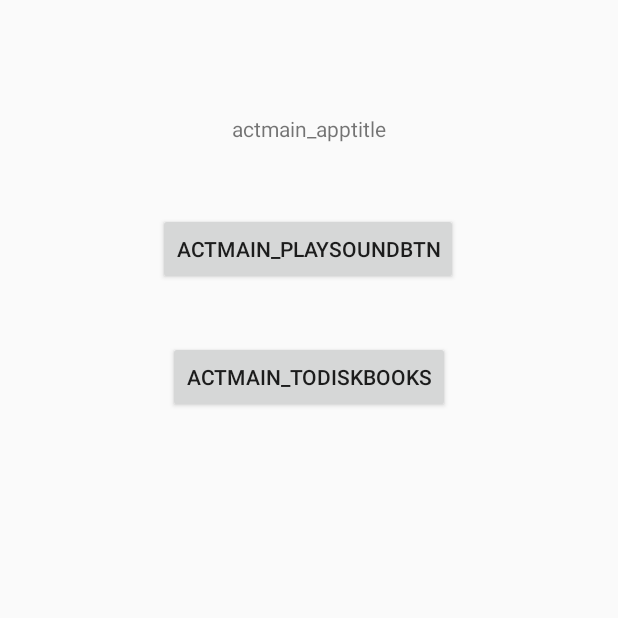
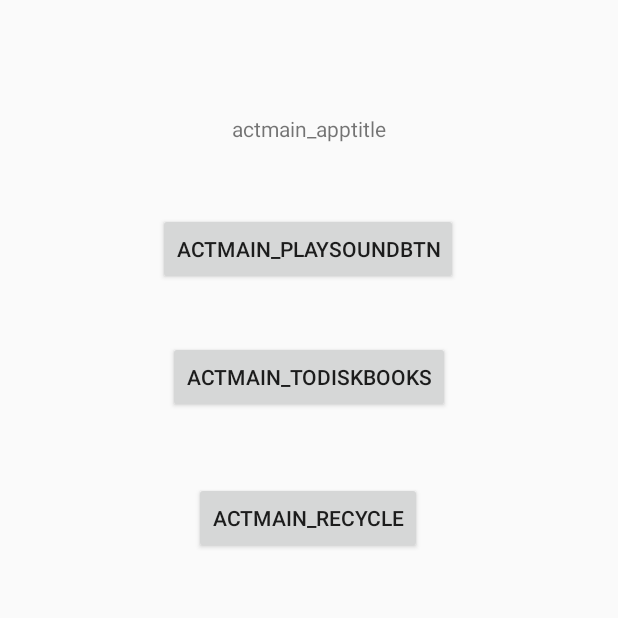
Before and after one commit to Weiqifan1/JonasChrTest_002, an Android app: the screen it shows after launch (MainActivity), on a phone screen of 412 x 824 dp, the top half of it. Run offline under Robolectric (Android 15) with nearby library versions, the light colour scheme and no system bars.

Commit message:
ny side til recycle view

```diff
--- a/app/src/main/AndroidManifest.xml
+++ b/app/src/main/AndroidManifest.xml
@@ -30,6 +30,9 @@
         <activity
                 android:name=".DiskBooks">
         </activity>
+        <activity
+                android:name=".RecycleBooks">
+        </activity>
 
     </application>
 
--- a/app/src/main/java/com/example/jonaschrtest_002/MainActivity.kt
+++ b/app/src/main/java/com/example/jonaschrtest_002/MainActivity.kt
@@ -29,7 +29,9 @@ class MainActivity : Activity() {
             startActivity(Intent(this, DiskBooks::class.java))
         }
 
-
+        actmain_recycle.setOnClickListener{
+            startActivity(Intent(this, RecycleBooks::class.java))
+        }
 
     }
 
--- a/app/src/main/res/layout/activity_main.xml
+++ b/app/src/main/res/layout/activity_main.xml
@@ -42,4 +42,14 @@
             app:layout_constraintBottom_toBottomOf="parent" app:layout_constraintVertical_bias="0.051"
             android:layout_marginStart="8dp" app:layout_constraintStart_toStartOf="parent"
             android:layout_marginEnd="8dp" app:layout_constraintEnd_toEndOf="parent"/>
+    <Button
+            android:text="actmain_recycle"
+            android:layout_width="wrap_content"
+            android:layout_height="wrap_content"
+            android:id="@+id/actmain_recycle" android:layout_marginTop="8dp"
+            app:layout_constraintTop_toBottomOf="@+id/actmain_todiskbooks" android:layout_marginBottom="8dp"
+            app:layout_constraintBottom_toBottomOf="parent" app:layout_constraintVertical_bias="0.078"
+            android:layout_marginStart="8dp" app:layout_constraintStart_toStartOf="parent"
+            android:layout_marginEnd="8dp" app:layout_constraintEnd_toEndOf="parent"
+            app:layout_constraintHorizontal_bias="0.497"/>
 </android.support.constraint.ConstraintLayout>
```
Also changed, not shown: app/src/main/java/com/example/jonaschrtest_002/RecycleBooks.kt (added, +13 -0 lines), app/src/main/res/layout/activity_recyclebooks.xml (added, +18 -0 lines).
